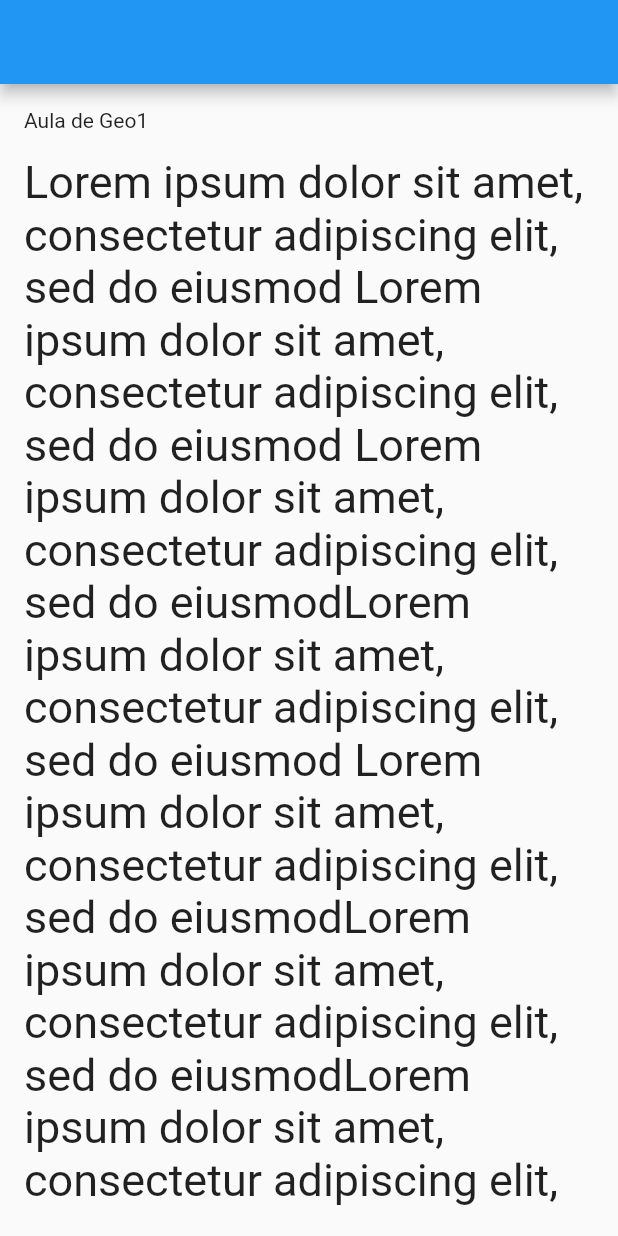
After one commit to iCarlosAugusto/myBooknote, a Flutter app: the AnotationPage screen opened by its route, on a phone screen of 412 x 824 dp. The commit adds this screen. Run offline on Flutter 3.47's test engine with Material 2 defaults, Android fonts, the phone set to English and light mode, and no system bars; our stand-ins replace auto_size_text, cloud_firestore, expandable, firebase_core, flutter_mobx, get_it and 4 more; accounts and stored records are empty; generated files the repository leaves out were written again.

Commit message:
Parte inicial da anotatação

```diff
--- /dev/null
+++ b/lib/pages/anotation/anotation_page.dart
@@ -0,0 +1,34 @@
+import 'package:flutter/material.dart';
+import 'package:flutter/src/widgets/framework.dart';
+import 'package:flutter/src/widgets/placeholder.dart';
+import 'package:auto_size_text/auto_size_text.dart';
+
+class AnotationPage extends StatelessWidget {
+  const AnotationPage({super.key});
+
+  @override
+  Widget build(BuildContext context) {
+    return Scaffold(
+      appBar: AppBar(),
+      body: Padding(
+        padding: const EdgeInsets.all(16),
+        child: SingleChildScrollView(
+          child: Column(
+            mainAxisAlignment: MainAxisAlignment.start,
+            crossAxisAlignment: CrossAxisAlignment.start,
+            children: [
+              const Text('Aula de Geo1'),
+              Container(
+                margin: const EdgeInsets.only(top: 16),
+                child: const Text(
+                  'Lorem ipsum dolor sit amet, consectetur adipiscing elit, sed do eiusmod Lorem ipsum dolor sit amet, consectetur adipiscing elit, sed do eiusmod Lorem ipsum dolor sit amet, consectetur adipiscing elit, sed do eiusmodLorem ipsum dolor sit amet, consectetur adipiscing elit, sed do eiusmod Lorem ipsum dolor sit amet, consectetur adipiscing elit, sed do eiusmodLorem ipsum dolor sit amet, consectetur adipiscing elit, sed do eiusmodLorem ipsum dolor sit amet, consectetur adipiscing elit, sed do eiusmod Lorem ipsum dolor sit amet, consectetur adipiscing elit, sed do eiusmod Lorem ipsum dolor sit amet, consectetur adipiscing elit, sed do eiusmod Lorem ipsum dolor sit amet, consectetur adipiscing elit, sed do eiusmod Lorem ipsum dolor sit amet, consectetur adipiscing elit, sed do eiusmod Lorem ipsum dolor sit amet, consectetur adipiscing elit, sed do eiusmodLorem ipsum dolor sit amet, consectetur adipiscing elit, sed do eiusmod Lorem ipsum dolor sit amet, consectetur adipiscing elit, sed do eiusmod v',
+                  style: TextStyle(fontSize: 30),
+                ),
+              ),
+            ],
+          ),
+        ),
+      ),
+    );
+  }
+}
--- a/lib/pages/subject_page/subject_page.dart
+++ b/lib/pages/subject_page/subject_page.dart
@@ -49,7 +49,7 @@ class SubjectPage extends StatelessWidget {
                         final data = docs[index].data();
                         AnotationEntity anotation  = AnotationEntity.fromJson(data);
                         return InkWell(
-                          onTap: () => print('ClicK!'),
+                          onTap: () => context.push('/anotation'),
                           child: Container(
                             width: 150,
                             height: 50,
--- a/lib/routes/routes.dart
+++ b/lib/routes/routes.dart
@@ -1,5 +1,6 @@
 import 'package:flutter/cupertino.dart';
 import 'package:go_router/go_router.dart';
+import 'package:mybooknote/pages/anotation/anotation_page.dart';
 import 'package:mybooknote/pages/createAnotation/create_anotation_page.dart';
 import 'package:mybooknote/pages/subject_page/subject_page.dart';
 import 'package:mybooknote/routes/global_context.dart';
@@ -34,5 +35,12 @@ final GoRouter router = GoRouter(
         );
       },
     ),
+    GoRoute(
+      path: '/anotation',
+      name: '/anotation',
+      builder: (BuildContext context, GoRouterState state) {
+        return const AnotationPage();
+      },
+    ),
   ],
 );
--- a/pubspec.yaml
+++ b/pubspec.yaml
@@ -59,6 +59,7 @@ dev_dependencies:
   build_runner: ^2.3.3
   mobx_codegen: ^2.1.1
   json_serializable: ^6.6.1
+  auto_size_text: ^3.0.0
 
 
   # The "flutter_lints" package below contains a set of recommended lints to
```
Also changed, not shown: lib/pages/anotation/anotation_controller.dart (added), pubspec.lock.
